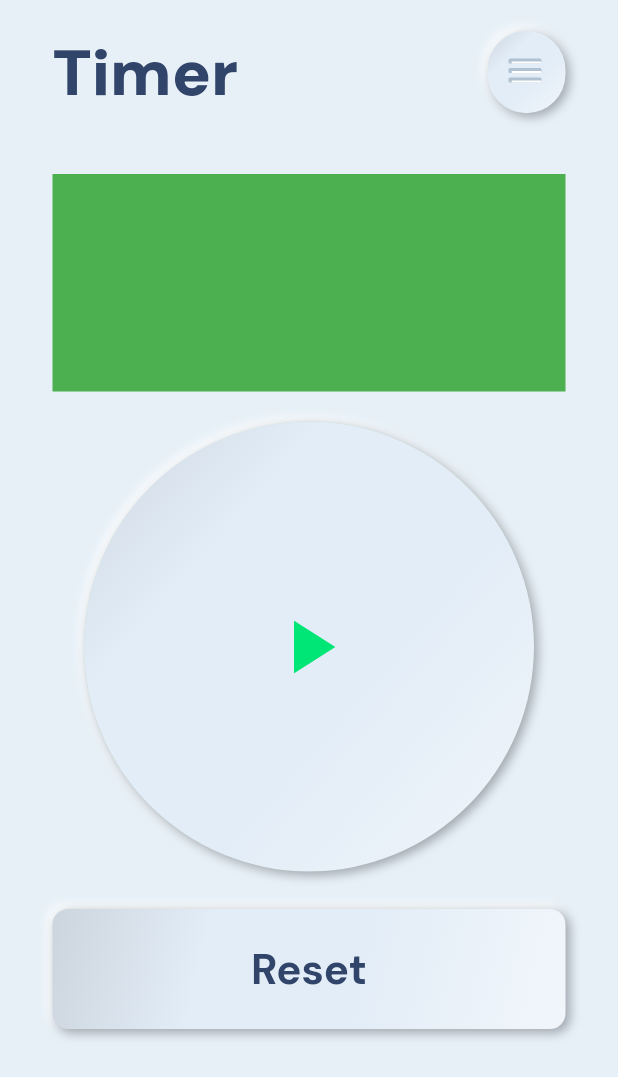
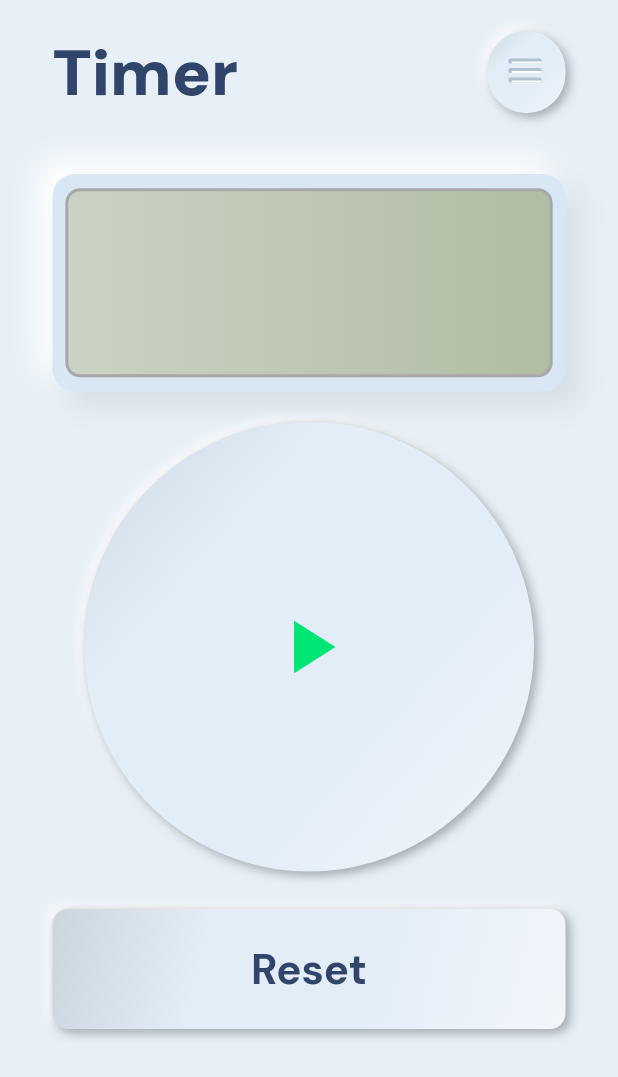
Before and after one commit to c0ff33-b34n/neumorphic_timer, a Flutter app: the screen it shows after launch, on a phone screen of 412 x 824 dp. Shown: the top 1077 px of the screen. Run offline on Flutter 3.47's test engine with Material 2 defaults, Android fonts, the phone set to English and light mode, and no system bars; our stand-ins replace google_fonts.

```diff
--- a/lib/screens/timer_screen.dart
+++ b/lib/screens/timer_screen.dart
@@ -31,10 +31,7 @@ class TimerScreen extends StatelessWidget {
             SizedBox(
               height: 40.0,
             ),
-            Container(
-              height: 145.0,
-              color: Colors.green,
-            ),
+            DigitalClock(),
             SizedBox(
               height: 20.0,
             ),
@@ -49,6 +46,56 @@ class TimerScreen extends StatelessWidget {
             SizedBox(height: 25.0),
             ResetButton(),
           ],
+        ),
+      ),
+    );
+  }
+}
+
+class DigitalClock extends StatelessWidget {
+  const DigitalClock({
+    Key? key,
+  }) : super(key: key);
+
+  @override
+  Widget build(BuildContext context) {
+    return Container(
+      height: 145.0,
+      decoration: BoxDecoration(
+        color: Color.fromRGBO(217, 230, 243, 1),
+        borderRadius: BorderRadius.circular(15),
+        boxShadow: [
+          BoxShadow(
+            color: Colors.white,
+            offset: Offset(-10, -10),
+            blurRadius: 15,
+          ),
+          BoxShadow(
+            color: Color.fromRGBO(214, 223, 230, 1),
+            offset: Offset(10, 10),
+            blurRadius: 15,
+          ),
+        ],
+      ),
+      child: Center(
+        child: LayoutBuilder(
+          builder: (context, constraints) {
+            return Container(
+              height: constraints.maxHeight * 0.87,
+              width: constraints.maxWidth * 0.95,
+              decoration: BoxDecoration(
+                gradient: LinearGradient(colors: [
+                  Color.fromRGBO(203, 211, 196, 1),
+                  Color.fromRGBO(176, 188, 163, 1),
+                ]),
+                borderRadius: BorderRadius.circular(10),
+                border: Border.all(
+                  color: Color.fromRGBO(168, 168, 168, 1),
+                  width: 2,
+                ),
+              ),
+            );
+          },
         ),
       ),
     );
```
